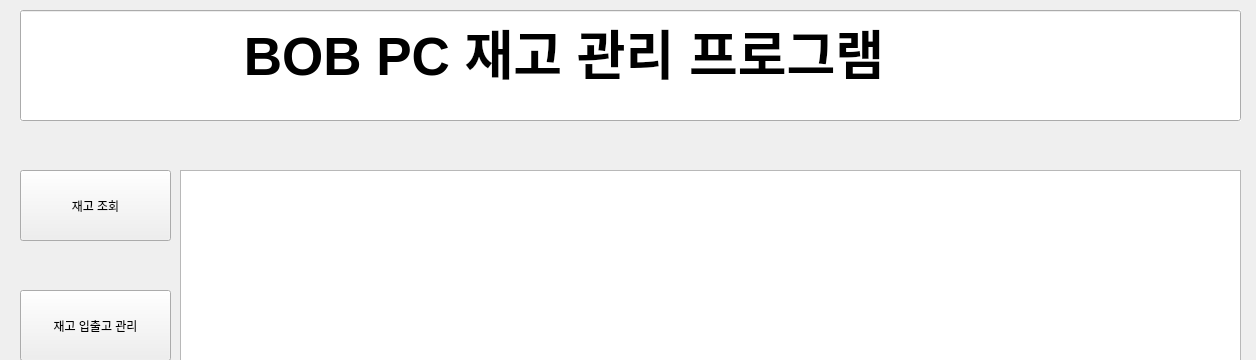
Above: bob.ui from Saintone11/pcstmg before the change; both pictures show x 0 to 1256 and y 0 to 360 of the 1256 by 822 pixel window. Below: the same form after it.
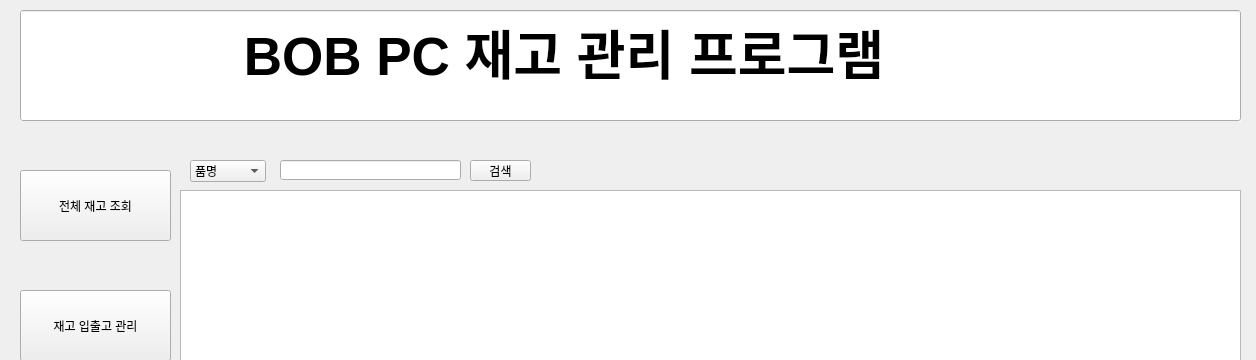
That is the form after the change.

Patch:
```diff
--- a/bob.ui
+++ b/bob.ui
@@ -50,7 +50,7 @@
      </rect>
     </property>
     <property name="text">
-     <string>재고 조회</string>
+     <string>전체 재고 조회</string>
     </property>
    </widget>
    <widget class="QPushButton" name="pushButton_manage">
@@ -109,9 +109,9 @@
     <property name="geometry">
      <rect>
       <x>180</x>
-      <y>170</y>
+      <y>190</y>
       <width>1061</width>
-      <height>591</height>
+      <height>571</height>
      </rect>
     </property>
     <property name="font">
@@ -122,6 +122,54 @@
      </font>
     </property>
    </widget>
+   <widget class="QPushButton" name="pushButton_Search">
+    <property name="geometry">
+     <rect>
+      <x>470</x>
+      <y>160</y>
+      <width>61</width>
+      <height>21</height>
+     </rect>
+    </property>
+    <property name="text">
+     <string>검색</string>
+    </property>
+   </widget>
+   <widget class="QLineEdit" name="lineEdit_Search">
+    <property name="geometry">
+     <rect>
+      <x>280</x>
+      <y>160</y>
+      <width>181</width>
+      <height>20</height>
+     </rect>
+    </property>
+   </widget>
+   <widget class="QComboBox" name="comboBox">
+    <property name="geometry">
+     <rect>
+      <x>190</x>
+      <y>160</y>
+      <width>76</width>
+      <height>22</height>
+     </rect>
+    </property>
+    <item>
+     <property name="text">
+      <string>품명</string>
+     </property>
+    </item>
+    <item>
+     <property name="text">
+      <string>분류</string>
+     </property>
+    </item>
+    <item>
+     <property name="text">
+      <string>판매처</string>
+     </property>
+    </item>
+   </widget>
   </widget>
   <widget class="QStatusBar" name="statusbar"/>
  </widget>
```
